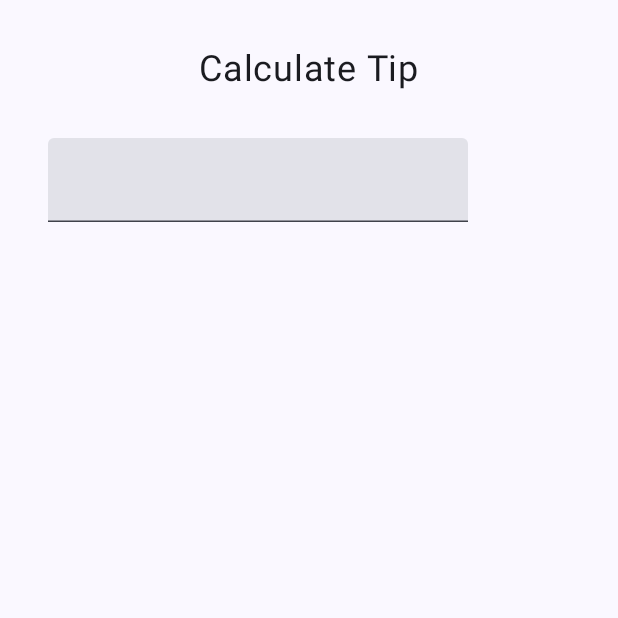
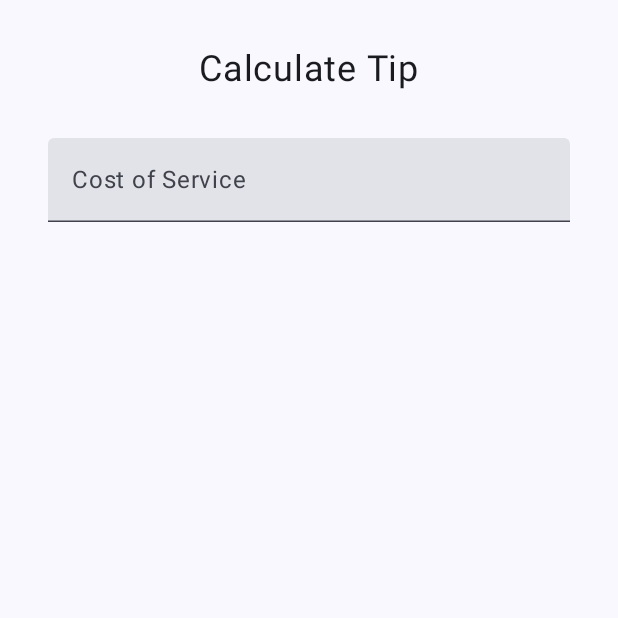
Before and after one commit to LottieAnne/tip-calcurator, an Android app built with Jetpack Compose: the screen it shows after launch (MainActivity), on a phone screen of 412 x 824 dp, the top half of it. Run offline under Robolectric (Android 15) with nearby library versions, the phone set to English and light mode, and no system bars.

Commit message:
feat: textfieldにラベルの設定&キーボード設定

```diff
--- a/app/src/main/java/com/example/tip_calculator/MainActivity.kt
+++ b/app/src/main/java/com/example/tip_calculator/MainActivity.kt
@@ -1,6 +1,5 @@
 package com.example.tip_calculator
 
-import android.annotation.SuppressLint
 import android.os.Bundle
 import androidx.activity.ComponentActivity
 import androidx.activity.compose.setContent
@@ -8,8 +7,10 @@ import androidx.compose.foundation.layout.Arrangement
 import androidx.compose.foundation.layout.Column
 import androidx.compose.foundation.layout.Spacer
 import androidx.compose.foundation.layout.fillMaxSize
+import androidx.compose.foundation.layout.fillMaxWidth
 import androidx.compose.foundation.layout.height
 import androidx.compose.foundation.layout.padding
+import androidx.compose.foundation.text.KeyboardOptions
 import androidx.compose.material3.ExperimentalMaterial3Api
 import androidx.compose.material3.MaterialTheme
 import androidx.compose.material3.Surface
@@ -23,6 +24,7 @@ import androidx.compose.runtime.setValue
 import androidx.compose.ui.Alignment
 import androidx.compose.ui.Modifier
 import androidx.compose.ui.res.stringResource
+import androidx.compose.ui.text.input.KeyboardType
 import androidx.compose.ui.tooling.preview.Preview
 import androidx.compose.ui.unit.dp
 import androidx.compose.ui.unit.sp
@@ -64,7 +66,11 @@ fun EditNumberField() {
     var amountInput by remember { mutableStateOf("") }
     TextField(
         value = amountInput,
-        onValueChange = { amountInput = it }
+        onValueChange = { amountInput = it },
+        label = { Text(stringResource(R.string.cost_of_service)) },
+        modifier = Modifier.fillMaxWidth(),
+        singleLine = true,
+        keyboardOptions = KeyboardOptions(keyboardType = KeyboardType.Number),
     )
 }
 
```
